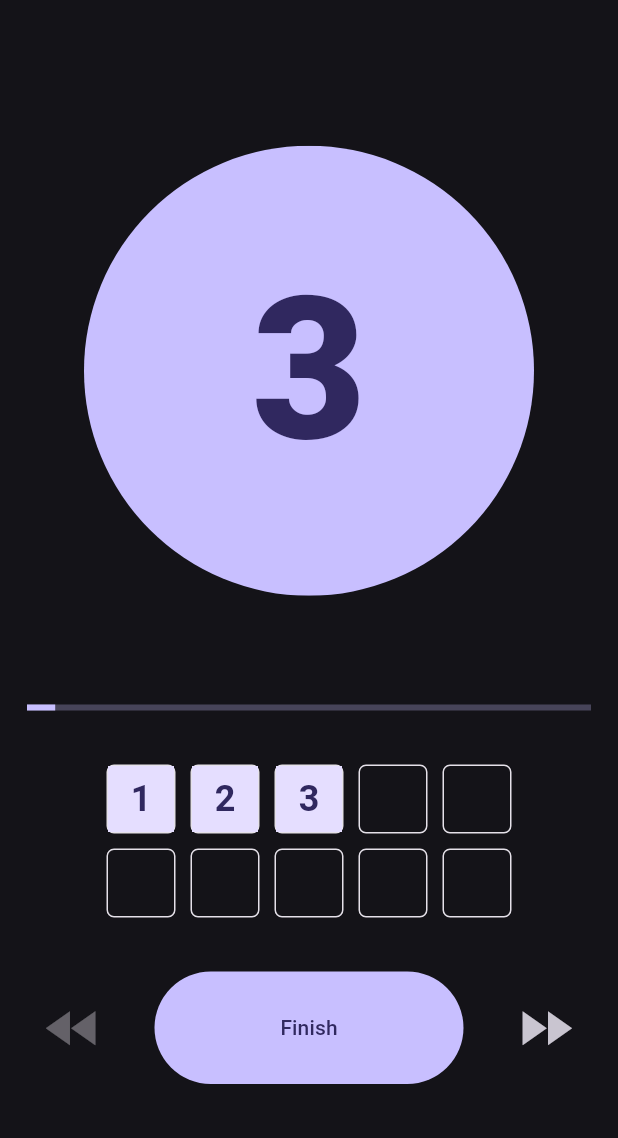
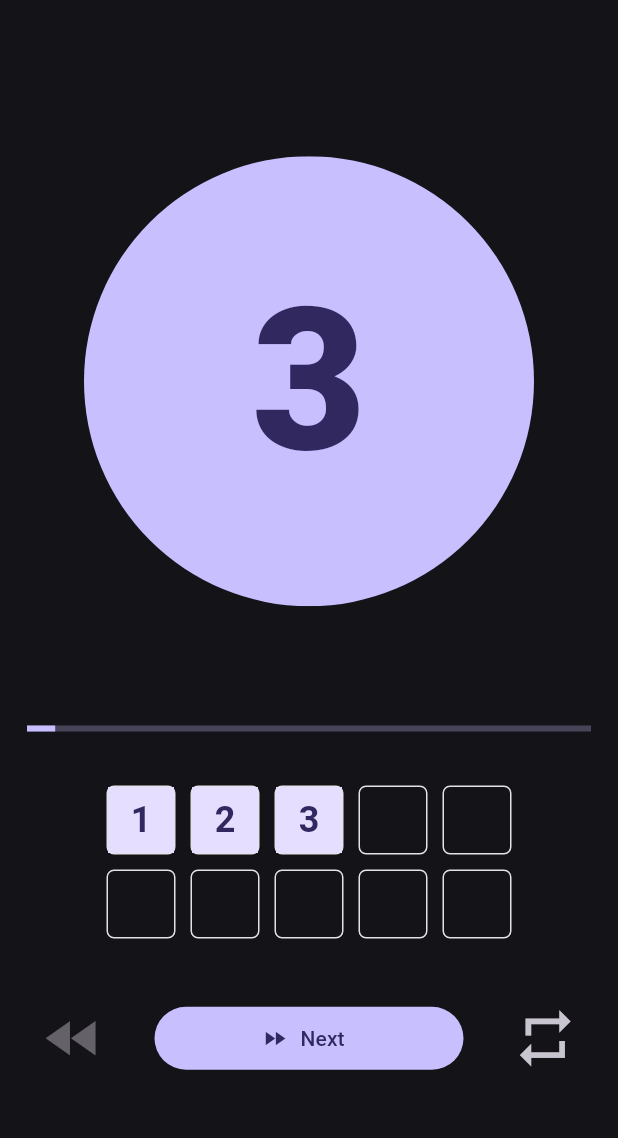
Before and after one commit to mcdona22/match-kids, a Flutter app: the FlashCardsScreen screen opened by its route, after a tap on "Edit Details", after a tap on "Save Details", after a tap on "Start Test", on a phone screen of 412 x 824 dp, the part 98-1236 px from its top. Run offline on Flutter 3.47's test engine with Material 3 defaults, Android fonts, the phone set to English and light mode, and no system bars; our stand-ins replace confetti, flutter_hooks, flutter_tts, freezed_annotation, go_router, hooks_riverpod and 3 more; missing offline and left inert: flutter_loggy; accounts and stored records are empty; generated files the repository leaves out were written again.

Commit message:
final commit

```diff
--- a/lib/features/simple-flash-cards/presentation/flash_cards_screen.dart
+++ b/lib/features/simple-flash-cards/presentation/flash_cards_screen.dart
@@ -92,16 +92,24 @@ class FlashCardActiveSessionControls extends HookConsumerWidget with UiLoggy {
         ),
         Expanded(
           child: SizedBox(
-              height: UiDimensions.buttonHeight,
-              child: FilledButton(
-                  onPressed: controller.stopTest, child: const Text('Finish'))),
+            height: 42.0,
+            // height: UiDimensions.buttonHeight,
+            child: FilledButton.icon(
+              icon: const Icon(Icons.fast_forward),
+              onPressed: session.currentCardIndex < session.cardCount - 1
+                  ? controller.incrementIndex
+                  : null,
+              label: const Text('Next'),
+            ),
+          ),
         ),
         IconButton(
-          onPressed: session.currentCardIndex < session.cardCount - 1
-              ? controller.incrementIndex
-              : null,
+          onPressed: controller.stopTest,
+          // onPressed: session.currentCardIndex < session.cardCount - 1
+          //     ? controller.incrementIndex
+          //     : null,
           icon: const Icon(
-            Icons.fast_forward,
+            Icons.repeat_sharp,
             size: UiDimensions.iconButtonSize,
           ),
         ),
```
